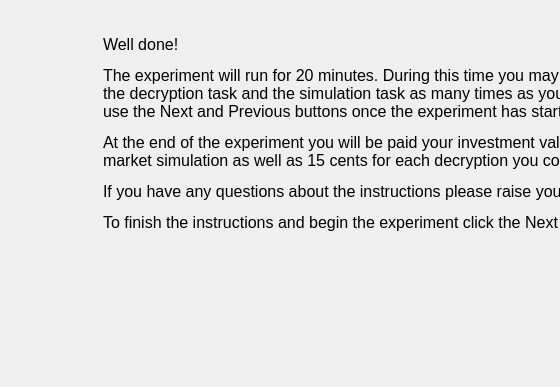
Old version of the form MarketSimulation/instructionscreen8.ui in the repository dwattttt/marketsim; both pictures show x 0 to 560 and y 121 to 508 of the 807 by 508 pixel window.
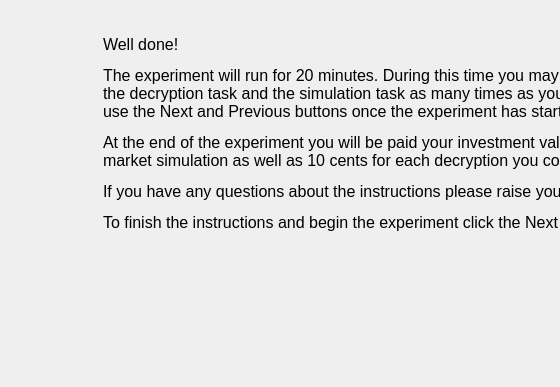
New version of the form.

Commit message: Missed a decryption text change 15 > 10

```diff
--- a/MarketSimulation/instructionscreen8.ui
+++ b/MarketSimulation/instructionscreen8.ui
@@ -56,7 +56,15 @@
         </font>
        </property>
        <property name="text">
-        <string>&lt;html&gt;&lt;head/&gt;&lt;body&gt;&lt;p&gt;Well done!&lt;/p&gt;&lt;p&gt;The experiment will run for 20 minutes. During this time you may change between the decryption task and the simulation task as many times as you wish. To do this, use the Next and Previous buttons once the experiment has started. &lt;/p&gt;&lt;p&gt;At the end of the experiment you will be paid your investment value from the stock market simulation as well as 15 cents for each decryption you complete.&lt;/p&gt;&lt;p&gt;If you have any questions about the instructions please raise your hand now.&lt;/p&gt;&lt;p&gt;To finish the instructions and begin the experiment click the Next button. &lt;/p&gt;&lt;/body&gt;&lt;/html&gt;</string>
+        <string>&lt;!DOCTYPE HTML PUBLIC &quot;-//W3C//DTD HTML 4.0//EN&quot; &quot;http://www.w3.org/TR/REC-html40/strict.dtd&quot;&gt;
+&lt;html&gt;&lt;head&gt;&lt;meta name=&quot;qrichtext&quot; content=&quot;1&quot; /&gt;&lt;style type=&quot;text/css&quot;&gt;
+p, li { white-space: pre-wrap; }
+&lt;/style&gt;&lt;/head&gt;&lt;body style=&quot; font-family:'MS Shell Dlg 2'; font-size:12pt; font-weight:400; font-style:normal;&quot;&gt;
+&lt;p style=&quot; margin-top:12px; margin-bottom:12px; margin-left:0px; margin-right:0px; -qt-block-indent:0; text-indent:0px;&quot;&gt;Well done!&lt;/p&gt;
+&lt;p style=&quot; margin-top:12px; margin-bottom:12px; margin-left:0px; margin-right:0px; -qt-block-indent:0; text-indent:0px;&quot;&gt;The experiment will run for 20 minutes. During this time you may change between the decryption task and the simulation task as many times as you wish. To do this, use the Next and Previous buttons once the experiment has started. &lt;/p&gt;
+&lt;p style=&quot; margin-top:12px; margin-bottom:12px; margin-left:0px; margin-right:0px; -qt-block-indent:0; text-indent:0px;&quot;&gt;At the end of the experiment you will be paid your investment value from the stock market simulation as well as 10 cents for each decryption you complete.&lt;/p&gt;
+&lt;p style=&quot; margin-top:12px; margin-bottom:12px; margin-left:0px; margin-right:0px; -qt-block-indent:0; text-indent:0px;&quot;&gt;If you have any questions about the instructions please raise your hand now.&lt;/p&gt;
+&lt;p style=&quot; margin-top:12px; margin-bottom:12px; margin-left:0px; margin-right:0px; -qt-block-indent:0; text-indent:0px;&quot;&gt;To finish the instructions and begin the experiment click the Next button. &lt;/p&gt;&lt;/body&gt;&lt;/html&gt;</string>
        </property>
        <property name="wordWrap">
         <bool>true</bool>
```
